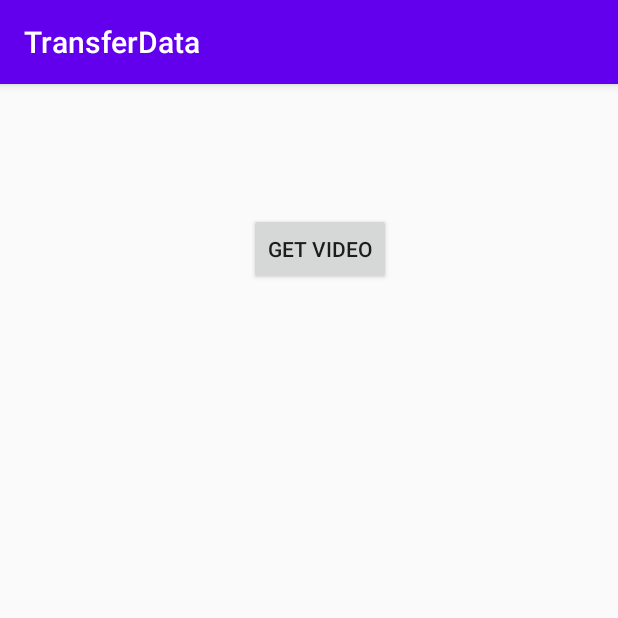
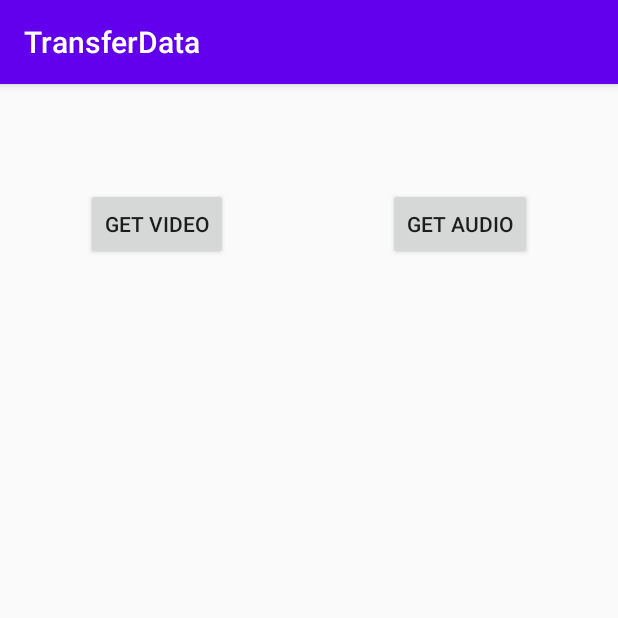
Before and after one commit to taido98/TransferData, an Android app: the TestMedia screen opened directly, with no data from a screen before it, after a tap on "GET VIDEO", on a phone screen of 412 x 824 dp, the top half of it. Run offline under Robolectric (Android 15) with nearby library versions, the phone set to English and light mode, and no system bars.

Commit message:
get audio

```diff
--- a/app/src/main/AndroidManifest.xml
+++ b/app/src/main/AndroidManifest.xml
@@ -31,7 +31,7 @@
         android:supportsRtl="true"
         android:theme="@style/AppTheme"
         tools:targetApi="q">
-        <activity android:name=".video.TestVideo"></activity>
+        <activity android:name=".media.TestMedia"></activity>
         <activity android:name=".contact.TestContacts" />
 
         <provider
--- a/app/src/main/java/com/example/transferdata/MainActivity.java
+++ b/app/src/main/java/com/example/transferdata/MainActivity.java
@@ -12,7 +12,7 @@ import android.widget.Toast;
 import androidx.appcompat.app.AppCompatActivity;
 
 import com.example.transferdata.contact.TestContacts;
-import com.example.transferdata.video.TestVideo;
+import com.example.transferdata.media.TestMedia;
 
 public class MainActivity extends AppCompatActivity {
     private ImageView mImgSendData, mImgReceiveData;
@@ -68,7 +68,7 @@ public class MainActivity extends AppCompatActivity {
         mBtnVideo.setOnClickListener(new View.OnClickListener() {
             @Override
             public void onClick(View v) {
-                Intent intent = new Intent(MainActivity.this, TestVideo.class);
+                Intent intent = new Intent(MainActivity.this, TestMedia.class);
                 startActivity(intent);
             }
         });
--- a/app/src/main/java/com/example/transferdata/video/VideoItemAdapter.java
+++ b/app/src/main/java/com/example/transferdata/media/MediaItemAdapter.java
@@ -1,4 +1,4 @@
-package com.example.transferdata.video;
+package com.example.transferdata.media;
 
 import android.view.LayoutInflater;
 import android.view.View;
@@ -11,7 +11,7 @@ import com.example.transferdata.R;
 
 import java.util.ArrayList;
 
-public class VideoItemAdapter extends RecyclerView.Adapter<VideoItemAdapter.ViewHolder> {
+public class MediaItemAdapter extends RecyclerView.Adapter<MediaItemAdapter.ViewHolder> {
     private ArrayList listPath;
 
     // Provide a reference to the views for each data item
@@ -28,13 +28,13 @@ public class VideoItemAdapter extends RecyclerView.Adapter<VideoItemAdapter.View
     }
 
     // Provide a suitable constructor (depends on the kind of dataset)
-    public VideoItemAdapter(ArrayList listPath) {
+    public MediaItemAdapter(ArrayList listPath) {
         this.listPath = listPath;
     }
 
     // Create new views (invoked by the layout manager)
     @Override
-    public VideoItemAdapter.ViewHolder onCreateViewHolder(ViewGroup parent,
+    public MediaItemAdapter.ViewHolder onCreateViewHolder(ViewGroup parent,
                                                           int viewType) {
         // create a new view
         View v = (View) LayoutInflater.from(parent.getContext())
--- a/app/src/main/java/com/example/transferdata/video/TestVideo.java
+++ b/app/src/main/java/com/example/transferdata/media/TestMedia.java
@@ -1,4 +1,4 @@
-package com.example.transferdata.video;
+package com.example.transferdata.media;
 
 import androidx.appcompat.app.AppCompatActivity;
 import androidx.core.app.ActivityCompat;
@@ -6,8 +6,8 @@ import androidx.recyclerview.widget.LinearLayoutManager;
 import androidx.recyclerview.widget.RecyclerView;
 
 import android.Manifest;
-import android.annotation.SuppressLint;
 import android.app.Activity;
+import android.content.ContentResolver;
 import android.content.Context;
 import android.content.pm.PackageManager;
 import android.database.Cursor;
@@ -17,18 +17,19 @@ import android.provider.MediaStore;
 import android.util.Log;
 import android.view.View;
 import android.widget.Button;
-import android.widget.TextView;
 
 import com.example.transferdata.R;
-import com.example.transferdata.contact.TestContacts;
 
 import java.io.File;
+import java.io.FilenameFilter;
 import java.util.ArrayList;
 import java.util.HashMap;
+import java.util.List;
 
-public class TestVideo extends AppCompatActivity {
+public class TestMedia extends AppCompatActivity {
 
     private Button mBtnGetVideo;
+    private Button mBtnGetAudio;
     private RecyclerView mRcvPathVideo;
     private RecyclerView.Adapter mAdapter;
     private RecyclerView.LayoutManager layoutManager;
@@ -36,13 +37,14 @@ public class TestVideo extends AppCompatActivity {
     @Override
     protected void onCreate(Bundle savedInstanceState) {
         super.onCreate(savedInstanceState);
-        setContentView(R.layout.activity_test_video);
+        setContentView(R.layout.activity_media);
         initView();
         initAction();
     }
 
     private void initView() {
         mBtnGetVideo = (Button) findViewById(R.id.get_video);
+        mBtnGetAudio = (Button) findViewById(R.id.get_audio);
         mRcvPathVideo = (RecyclerView) findViewById(R.id.video_paths);
 
         // use this setting to improve performance if you know that changes
@@ -59,7 +61,7 @@ public class TestVideo extends AppCompatActivity {
         mBtnGetVideo.setOnClickListener(new View.OnClickListener() {
             @Override
             public void onClick(View v) {
-                HashMap<String, ArrayList<String>> listVideoByFolder = getVideo(TestVideo.this);
+                HashMap<String, ArrayList<String>> listVideoByFolder = getVideo(TestMedia.this);
                 ArrayList<String> listPath = new ArrayList<>();
                 for (String key : listVideoByFolder.keySet()) {
                     ArrayList<String> value = listVideoByFolder.get(key);
@@ -71,7 +73,24 @@ public class TestVideo extends AppCompatActivity {
                 }
 
                 // specify an adapter (see also next example)
-                mAdapter = new VideoItemAdapter(listPath);
+                mAdapter = new MediaItemAdapter(listPath);
+                mRcvPathVideo.setAdapter(mAdapter);
+            }
+        });
+
+        mBtnGetAudio.setOnClickListener(new View.OnClickListener() {
+            @Override
+            public void onClick(View v) {
+                ArrayList<AudioModel> listAudio = getAllAudioFromDevice(TestMedia.this);
+                ArrayList<String> listPath = new ArrayList<>();
+                System.out.println("audio: " + listAudio.size());
+                for (AudioModel audio : listAudio) {
+                    System.out.println("audio path: " + audio.getaPath());
+                    listPath.add(audio.getaPath());
+                }
+
+                // specify an adapter (see also next example)
+                mAdapter = new MediaItemAdapter(listPath);
                 mRcvPathVideo.setAdapter(mAdapter);
             }
         });
@@ -138,4 +157,32 @@ public class TestVideo extends AppCompatActivity {
         }
         return listVideoByFolder;
     }
+
+    public ArrayList<AudioModel> getAllAudioFromDevice(final Context context) {
+        final ArrayList<AudioModel> tempAudioList = new ArrayList<>();
+
+        ContentResolver contentResolver = getContentResolver();
+        Uri songUri = MediaStore.Audio.Media.EXTERNAL_CONTENT_URI;
+        Cursor songCursor = contentResolver.query(songUri, null, null, null, null);
+
+        if (songCursor != null && songCursor.moveToFirst()) {
+
+            int songId = songCursor.getColumnIndex(MediaStore.Audio.Media._ID);
+            int songTitle = songCursor.getColumnIndex(MediaStore.Audio.Media.TITLE);
+            int songPath = songCursor.getColumnIndex(MediaStore.Audio.Media.DATA);
+
+            do {
+                AudioModel audioModel = new AudioModel();
+                long currentId = songCursor.getLong(songId);
+                String currentTitle = songCursor.getString(songTitle);
+                String currentPath = songCursor.getString(songPath);
+                audioModel.setaPath(currentPath);
+                tempAudioList.add(audioModel);
+            } while (songCursor.moveToNext());
+        }
+
+        return tempAudioList;
+    }
+
+
 }
--- a/app/src/main/res/layout/activity_main.xml
+++ b/app/src/main/res/layout/activity_main.xml
@@ -85,7 +85,7 @@
         android:layout_marginTop="50dp"
         android:layout_marginEnd="16dp"
         android:layout_marginRight="16dp"
-        android:text="Video"
+        android:text="Media"
         app:layout_constraintEnd_toEndOf="parent"
         app:layout_constraintTop_toTopOf="parent" />
 </androidx.constraintlayout.widget.ConstraintLayout>
--- a/app/src/main/res/layout/activity_test_video.xml
+++ b/app/src/main/res/layout/activity_media.xml
@@ -4,27 +4,38 @@
     xmlns:tools="http://schemas.android.com/tools"
     android:layout_width="match_parent"
     android:layout_height="match_parent"
-    tools:context=".video.TestVideo">
+    tools:context=".media.TestMedia">
 
     <Button
         android:id="@+id/get_video"
         android:layout_width="wrap_content"
         android:layout_height="wrap_content"
-        android:layout_marginStart="166dp"
-        android:layout_marginLeft="166dp"
-        android:layout_marginTop="86dp"
-        android:layout_marginEnd="152dp"
-        android:layout_marginRight="152dp"
+        android:layout_marginStart="57dp"
+        android:layout_marginLeft="57dp"
+        android:layout_marginTop="69dp"
         android:text="@string/get_video"
+        app:layout_constraintStart_toStartOf="parent"
+        app:layout_constraintTop_toTopOf="parent" />
+
+    <Button
+        android:id="@+id/get_audio"
+        android:layout_width="wrap_content"
+        android:layout_height="wrap_content"
+        android:layout_marginStart="108dp"
+        android:layout_marginLeft="108dp"
+        android:layout_marginTop="69dp"
+        android:layout_marginEnd="59dp"
+        android:layout_marginRight="59dp"
+        android:text="@string/get_audio"
         app:layout_constraintEnd_toEndOf="parent"
-        app:layout_constraintStart_toStartOf="parent"
+        app:layout_constraintStart_toEndOf="@+id/get_video"
         app:layout_constraintTop_toTopOf="parent" />
 
     <androidx.recyclerview.widget.RecyclerView
         android:id="@+id/video_paths"
         android:layout_width="413dp"
-        android:layout_height="516dp"
-        android:layout_marginTop="80dp"
+        android:layout_height="554dp"
+        android:layout_marginTop="60dp"
         app:layout_constraintEnd_toEndOf="parent"
         app:layout_constraintStart_toStartOf="parent"
         app:layout_constraintTop_toBottomOf="@+id/get_video" />
--- a/app/src/main/res/values/strings.xml
+++ b/app/src/main/res/values/strings.xml
@@ -33,5 +33,6 @@
     <string name="enable_wifi_direct_before_using">You need to enable Wi-Fi Direct in device settings.</string>
     <string name="get_video">Get Video</string>
     <string name="textview">TextView</string>
+    <string name="get_audio">GET AUDIO</string>
 
 </resources>
```
Also changed, not shown: app/src/main/java/com/example/transferdata/media/AudioModel.java (added, +40 -0 lines).
